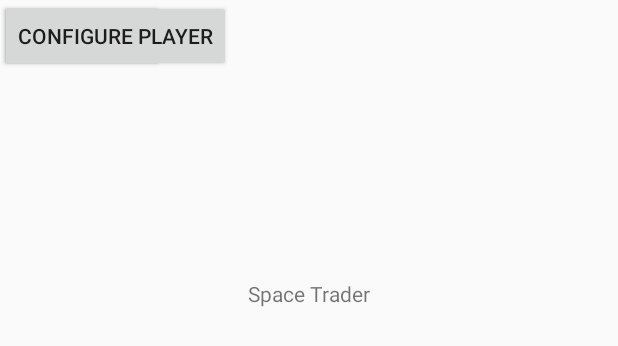
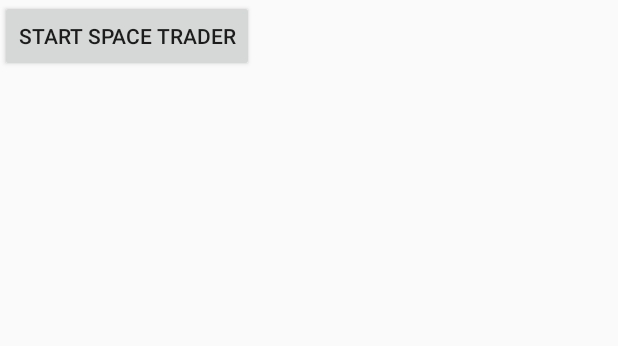
Before and after one commit to Alex-Gurung/westside, an Android app: the layout activity_main.xml on its own in the app's theme, with its tools: preview values and no code run, on a phone screen of 412 x 824 dp. Shown: the top 346 px of the screen. Run offline under Robolectric (Android 15) with nearby library versions, the phone set to English and light mode, and no system bars.

Commit message:
cleaned up main activity

```diff
--- a/SpaceTrader/app/src/main/java/com/example/spacetrader/Entity/Game.java
+++ b/SpaceTrader/app/src/main/java/com/example/spacetrader/Entity/Game.java
@@ -1,4 +1,8 @@
 package com.example.spacetrader.Entity;
+
+import android.util.Log;
+
+import static android.content.ContentValues.TAG;
 
 public class Game {
     GameDifficulty gameDifficulty;
@@ -7,9 +11,9 @@ public class Game {
     public Game(Player player) {
         this(GameDifficulty.BEGINNER, player);
     }
+
     public Game(GameDifficulty gameDifficulty, Player player) {
         this.gameDifficulty = gameDifficulty;
         this.player = player;
     }
-
 }
--- a/SpaceTrader/app/src/main/java/com/example/spacetrader/MainActivity.java
+++ b/SpaceTrader/app/src/main/java/com/example/spacetrader/MainActivity.java
@@ -20,9 +20,9 @@ public class MainActivity extends AppCompatActivity {
         setContentView(R.layout.activity_main);
 
         /* Button that moves from MainActivity to ConfigurationActivity*/
-        Button goToConfig = (Button) findViewById(R.id.goToConfigButton);
+        startButton = findViewById(R.id.start_button);
 
-        goToConfig.setOnClickListener(new View.OnClickListener() {
+        startButton.setOnClickListener(new View.OnClickListener() {
             @Override
             public void onClick(View v) {
                 Intent intent = new Intent(MainActivity.this, ConfigurationActivity.class);
@@ -32,6 +32,6 @@ public class MainActivity extends AppCompatActivity {
 
         setContentView(R.layout.activity_configuration);
 
-        startButton = findViewById(R.id.start_button);
+
     }
 }
--- a/SpaceTrader/app/src/main/res/layout/activity_main.xml
+++ b/SpaceTrader/app/src/main/res/layout/activity_main.xml
@@ -6,29 +6,12 @@
     android:layout_height="match_parent"
     tools:context=".MainActivity">
 
-    <TextView
-        android:layout_width="wrap_content"
-        android:layout_height="wrap_content"
-        android:text="Space Trader"
-        app:layout_constraintBottom_toBottomOf="parent"
-        app:layout_constraintLeft_toLeftOf="parent"
-        app:layout_constraintRight_toRightOf="parent"
-        app:layout_constraintTop_toTopOf="parent"
-        app:layout_constraintVertical_bias="0.231" />
-
     <Button
         android:id="@+id/start_button"
         android:layout_width="wrap_content"
         android:layout_height="wrap_content"
         android:layout_gravity="center_vertical|center_horizontal"
-        android:text="Start Game"/>
+        android:text="Start Space Trader"/>
 
-    <Button
-        android:id="@+id/goToConfigButton"
-        android:layout_width="wrap_content"
-        android:layout_height="wrap_content"
-        android:text="Configure Player"
-        tools:layout_editor_absoluteX="128dp"
-        tools:layout_editor_absoluteY="428dp" />
 
 </android.support.constraint.ConstraintLayout>
```
